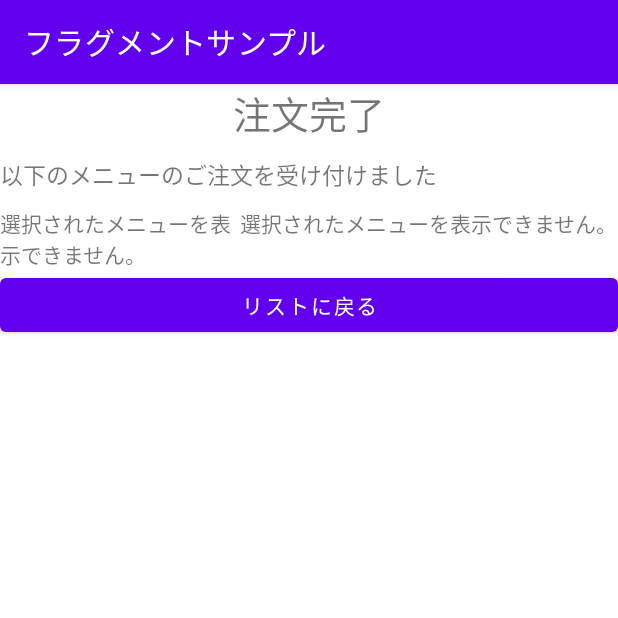
After one commit to Daiki-Iijima/Android_Practice, an Android app: the MenuThanksFragment screen opened directly, with no data from a screen before it, on a phone screen of 412 x 824 dp, the top half of it. The commit adds this screen. Run offline under Robolectric (Android 15) with nearby library versions, the phone set to English and light mode, and no system bars.

Commit message:
[add] フラグメントを使用した大画面端末への対応サンプルを追加

```diff
--- a/FragmentSample/app/src/main/AndroidManifest.xml
+++ b/FragmentSample/app/src/main/AndroidManifest.xml
@@ -14,6 +14,9 @@
         android:theme="@style/Theme.FragmentSample"
         tools:targetApi="31">
         <activity
+            android:name=".MenuThanksActivity"
+            android:exported="false" />
+        <activity
             android:name=".MainActivity"
             android:exported="true">
             <intent-filter>
--- a/HelloAndroid/app/src/main/java/com/daiki/android/helloandroid/MainActivity.java
+++ b/FragmentSample/app/src/main/java/com/djima/dev/fragmentsample/MenuThanksActivity.java
@@ -1,14 +1,14 @@
-package com.daiki.android.helloandroid;
+package com.djima.dev.fragmentsample;
 
 import androidx.appcompat.app.AppCompatActivity;
 
 import android.os.Bundle;
 
-public class MainActivity extends AppCompatActivity {
+public class MenuThanksActivity extends AppCompatActivity {
 
     @Override
     protected void onCreate(Bundle savedInstanceState) {
         super.onCreate(savedInstanceState);
-        setContentView(R.layout.activity_main);
+        setContentView(R.layout.activity_menu_thanks);
     }
 }
--- /dev/null
+++ b/FragmentSample/app/src/main/java/com/djima/dev/fragmentsample/MenuThanksFragment.java
@@ -0,0 +1,100 @@
+package com.djima.dev.fragmentsample;
+
+import android.app.Activity;
+import android.content.Intent;
+import android.os.Bundle;
+
+import androidx.annotation.Nullable;
+import androidx.fragment.app.Fragment;
+import androidx.fragment.app.FragmentManager;
+import androidx.fragment.app.FragmentTransaction;
+
+import android.view.LayoutInflater;
+import android.view.View;
+import android.view.ViewGroup;
+import android.widget.Button;
+import android.widget.TextView;
+
+import org.w3c.dom.Text;
+
+public class MenuThanksFragment extends Fragment {
+
+    //  端末が大画面かのフラグ
+    private boolean m_IsLayoutXLarge = true;
+
+    @Override
+    public void onCreate(@Nullable Bundle savedInstanceState) {
+        super.onCreate(savedInstanceState);
+
+        Activity parentActivity = getActivity();
+
+        View menuThanksFrame = parentActivity.findViewById(R.id.frameMenuThanks);
+
+        //  画面サイズが大きい場合は、xlargeのactivity_main.xmlが使用されるので、frameMenuThanksが存在する
+        if(menuThanksFrame == null){
+            //  なければ、タブレットではない
+            m_IsLayoutXLarge = false;
+        }
+    }
+
+    @Override
+    public View onCreateView(LayoutInflater inflater, ViewGroup container,
+                             Bundle savedInstanceState) {
+
+        Activity parentActivity = getActivity();
+
+        //  .xmlからビューを生成
+        View view = inflater.inflate(R.layout.fragment_menu_thanks, container, false);
+
+        Bundle extras;
+
+        //  大画面の場合
+        if(m_IsLayoutXLarge){
+            //  生成時にsetArgumentsメソッドで設定されたデータを取得する
+            extras = getArguments();
+        }else{
+            //  生成されたActivityからインテントを取得
+            Intent intent = parentActivity.getIntent();
+
+            //  受け取ったデータを取得
+            extras = intent.getExtras();
+        }
+
+        TextView tvMenuName= view.findViewById(R.id.tvMenuName);
+        TextView tvMenuPrice= view.findViewById(R.id.tvMenuPrice);
+
+        //  前の画面からデータが来ていたら
+        if(extras != null){
+            //  Viewを取得してデータの表示
+            tvMenuName.setText(extras.getString("menuName"));
+            tvMenuPrice.setText(extras.getString("menuPrice"));
+        }else{
+            //  エラーを表示
+            tvMenuName.setText(R.string.menu_name_error);
+            tvMenuPrice.setText(R.string.menu_price_error);
+        }
+
+        //  戻るボタンのクリック時イベントを追加
+        Button btBackButton = view.findViewById(R.id.btBackButton);
+        btBackButton.setOnClickListener(new BackButtonClickListener());
+
+        return view;
+    }
+
+    //  戻るボタンクリック時イベント処理
+    private class BackButtonClickListener implements View.OnClickListener{
+        @Override
+        public void onClick(View view) {
+            if(m_IsLayoutXLarge){
+                FragmentManager manager = getFragmentManager();
+                FragmentTransaction transaction = manager.beginTransaction();
+                transaction.remove(MenuThanksFragment.this);
+                transaction.commit();
+            }else {
+                //  フラグメントなので、表示されているアクティビティを終了させて画面遷移する必要がある
+                Activity parentActivity = getActivity();
+                parentActivity.finish();
+            }
+        }
+    }
+}
--- /dev/null
+++ b/FragmentSample/app/src/main/res/layout/activity_menu_thanks.xml
@@ -0,0 +1,13 @@
+<?xml version="1.0" encoding="utf-8"?>
+<FrameLayout
+    xmlns:android="http://schemas.android.com/apk/res/android"
+    android:layout_width="match_parent"
+    android:layout_height="match_parent">
+
+    <fragment
+        android:id="@+id/fragmentMenuThanks"
+        android:layout_width="match_parent"
+        android:layout_height="match_parent"
+        android:name="com.djima.dev.fragmentsample.MenuThanksFragment"/>
+
+</FrameLayout>
--- /dev/null
+++ b/FragmentSample/app/src/main/res/layout/fragment_menu_thanks.xml
@@ -0,0 +1,47 @@
+<?xml version="1.0" encoding="utf-8"?>
+<LinearLayout
+    xmlns:android="http://schemas.android.com/apk/res/android"
+    android:layout_width="match_parent"
+    android:layout_height="match_parent"
+    android:orientation="vertical">
+
+    <TextView
+        android:layout_width="match_parent"
+        android:layout_height="wrap_content"
+        android:layout_marginBottom="10dp"
+        android:gravity="center"
+        android:text="@string/tv_thx_title"
+        android:textSize="25sp"/>
+
+    <TextView
+        android:layout_width="match_parent"
+        android:layout_height="wrap_content"
+        android:layout_marginBottom="10dp"
+        android:text="@string/tv_thx_desc"
+        android:textSize="15sp"/>
+
+    <LinearLayout
+        android:layout_width="match_parent"
+        android:layout_height="wrap_content"
+        android:orientation="horizontal">
+
+        <TextView
+            android:id="@+id/tvMenuName"
+            android:layout_width="0dp"
+            android:layout_height="wrap_content"
+            android:layout_weight="1"/>
+
+        <TextView
+            android:id="@+id/tvMenuPrice"
+            android:layout_width="wrap_content"
+            android:layout_height="wrap_content"/>
+
+    </LinearLayout>
+
+    <Button
+        android:id="@+id/btBackButton"
+        android:layout_width="match_parent"
+        android:layout_height="wrap_content"
+        android:text="@string/bt_thx_back"/>
+
+</LinearLayout>
--- a/FragmentSample/app/src/main/res/values/strings.xml
+++ b/FragmentSample/app/src/main/res/values/strings.xml
@@ -3,6 +3,6 @@
     <string name="tv_thx_title">注文完了</string>
     <string name="tv_thx_desc">以下のメニューのご注文を受け付けました</string>
     <string name="bt_thx_back">リストに戻る</string>
-    <!-- TODO: Remove or change this placeholder text -->
-    <string name="hello_blank_fragment">Hello blank fragment</string>
+    <string name="menu_name_error">選択されたメニューを表示できません。</string>
+    <string name="menu_price_error">選択されたメニューを表示できません。</string>
 </resources>
```
Also changed, not shown: FragmentSample/app/src/main/java/com/djima/dev/fragmentsample/MenuListFragment.java (+72 -1 lines), FragmentSample/app/src/main/res/layout-xlarge/activity_main.xml (added, +25 -0 lines).
